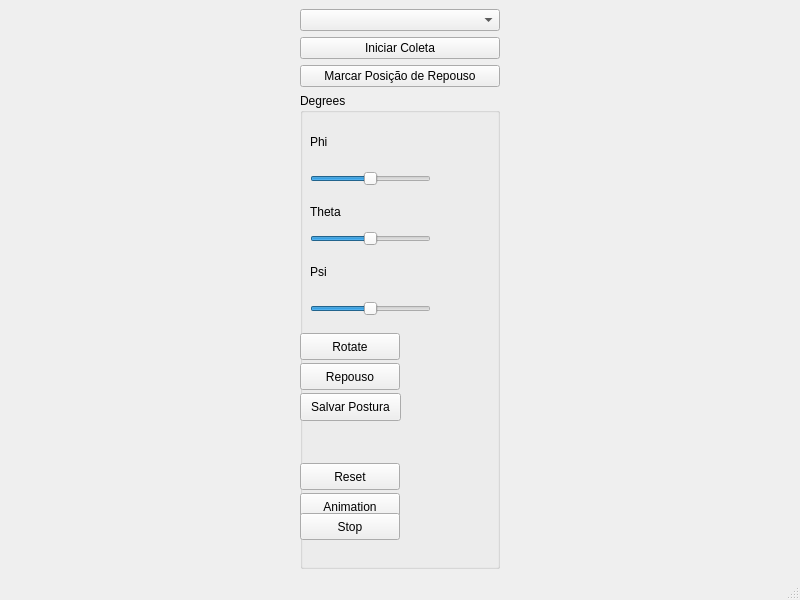
First picture: the form in Software/Python Framework/gui/mainwindow.ui, repository italogsfernandes/rastreamento-inercial, before the edit.
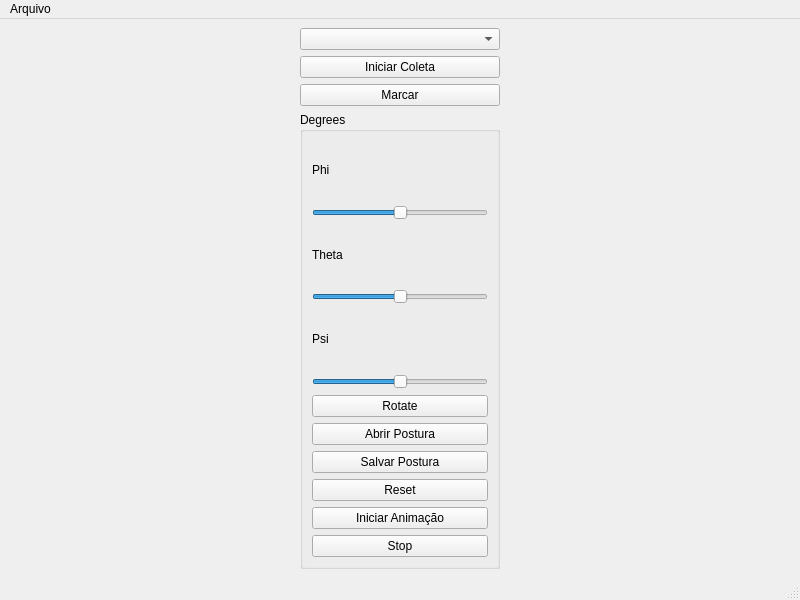
Second picture: the form after the edit.

```diff
--- a/Software/Python Framework/gui/mainwindow.ui
+++ b/Software/Python Framework/gui/mainwindow.ui
@@ -37,7 +37,7 @@
       <item>
        <widget class="QPushButton" name="btnMarcar">
         <property name="text">
-         <string>Marcar Posição de Repouso</string>
+         <string>Marcar</string>
         </property>
        </widget>
       </item>
@@ -52,92 +52,56 @@
         <property name="title">
          <string>Degrees</string>
         </property>
+        <layout class="QVBoxLayout" name="verticalLayout">
+         <item>
         <widget class="QLabel" name="lbPhi">
-         <property name="geometry">
-          <rect>
-           <x>10</x>
-           <y>40</y>
-           <width>67</width>
-           <height>17</height>
-          </rect>
-         </property>
          <property name="text">
           <string>Phi</string>
          </property>
         </widget>
+         </item>
+         <item>
+          <widget class="QSlider" name="slPhi">
+           <property name="minimum">
+            <number>-180</number>
+           </property>
+           <property name="maximum">
+            <number>180</number>
+           </property>
+           <property name="orientation">
+            <enum>Qt::Horizontal</enum>
+           </property>
+          </widget>
+         </item>
+         <item>
         <widget class="QLabel" name="lbTheta">
-         <property name="geometry">
-          <rect>
-           <x>10</x>
-           <y>110</y>
-           <width>121</width>
-           <height>17</height>
-          </rect>
-         </property>
          <property name="text">
           <string>Theta</string>
          </property>
         </widget>
+         </item>
+         <item>
+          <widget class="QSlider" name="slTheta">
+           <property name="minimum">
+            <number>-180</number>
+           </property>
+           <property name="maximum">
+            <number>180</number>
+           </property>
+           <property name="orientation">
+            <enum>Qt::Horizontal</enum>
+           </property>
+          </widget>
+         </item>
+         <item>
         <widget class="QLabel" name="lbPsi">
-         <property name="geometry">
-          <rect>
-           <x>10</x>
-           <y>170</y>
-           <width>67</width>
-           <height>17</height>
-          </rect>
-         </property>
          <property name="text">
           <string>Psi</string>
          </property>
         </widget>
-        <widget class="QSlider" name="slPhi">
-         <property name="geometry">
-          <rect>
-           <x>10</x>
-           <y>70</y>
-           <width>121</width>
-           <height>31</height>
-          </rect>
-         </property>
-         <property name="minimum">
-          <number>-180</number>
-         </property>
-         <property name="maximum">
-          <number>180</number>
-         </property>
-         <property name="orientation">
-          <enum>Qt::Horizontal</enum>
-         </property>
-        </widget>
-        <widget class="QSlider" name="slTheta">
-         <property name="geometry">
-          <rect>
-           <x>10</x>
-           <y>130</y>
-           <width>121</width>
-           <height>31</height>
-          </rect>
-         </property>
-         <property name="minimum">
-          <number>-180</number>
-         </property>
-         <property name="maximum">
-          <number>180</number>
-         </property>
-         <property name="orientation">
-          <enum>Qt::Horizontal</enum>
-         </property>
-        </widget>
+         </item>
+         <item>
         <widget class="QSlider" name="slPsi">
-         <property name="geometry">
-          <rect>
-           <x>10</x>
-           <y>200</y>
-           <width>121</width>
-           <height>31</height>
-          </rect>
-         </property>
          <property name="minimum">
           <number>-180</number>
          </property>
@@ -151,15 +115,9 @@
           <enum>Qt::Horizontal</enum>
          </property>
         </widget>
+         </item>
+         <item>
         <widget class="QPushButton" name="btnRotate">
-         <property name="geometry">
-          <rect>
-           <x>0</x>
-           <y>240</y>
-           <width>100</width>
-           <height>27</height>
-          </rect>
-         </property>
          <property name="maximumSize">
           <size>
            <width>200</width>
@@ -170,15 +128,29 @@
           <string>Rotate</string>
          </property>
         </widget>
+         </item>
+         <item>
+          <widget class="QPushButton" name="btnOpenPostura">
+           <property name="maximumSize">
+            <size>
+             <width>200</width>
+             <height>16777215</height>
+            </size>
+           </property>
+           <property name="text">
+            <string>Abrir Postura</string>
+           </property>
+          </widget>
+         </item>
+         <item>
+          <widget class="QPushButton" name="btnSavePostura">
+           <property name="text">
+            <string>Salvar Postura</string>
+           </property>
+          </widget>
+         </item>
+         <item>
         <widget class="QPushButton" name="btnReset">
-         <property name="geometry">
-          <rect>
-           <x>0</x>
-           <y>370</y>
-           <width>100</width>
-           <height>27</height>
-          </rect>
-         </property>
          <property name="maximumSize">
           <size>
            <width>200</width>
@@ -189,34 +161,9 @@
           <string>Reset</string>
          </property>
         </widget>
-        <widget class="QPushButton" name="btnStanding">
-         <property name="geometry">
-          <rect>
-           <x>0</x>
-           <y>270</y>
-           <width>100</width>
-           <height>27</height>
-          </rect>
-         </property>
-         <property name="maximumSize">
-          <size>
-           <width>200</width>
-           <height>16777215</height>
-          </size>
-         </property>
-         <property name="text">
-          <string>Repouso</string>
-         </property>
-        </widget>
+         </item>
+         <item>
         <widget class="QPushButton" name="btnAnimation">
-         <property name="geometry">
-          <rect>
-           <x>0</x>
-           <y>400</y>
-           <width>100</width>
-           <height>27</height>
-          </rect>
-         </property>
          <property name="maximumSize">
           <size>
            <width>200</width>
@@ -224,18 +171,12 @@
           </size>
          </property>
          <property name="text">
-          <string>Animation</string>
-         </property>
-        </widget>
+            <string>Iniciar Animação</string>
+           </property>
+          </widget>
+         </item>
+         <item>
         <widget class="QPushButton" name="btnStop">
-         <property name="geometry">
-          <rect>
-           <x>0</x>
-           <y>420</y>
-           <width>100</width>
-           <height>27</height>
-          </rect>
-         </property>
          <property name="maximumSize">
           <size>
            <width>200</width>
@@ -246,19 +187,8 @@
           <string>Stop</string>
          </property>
         </widget>
-        <widget class="QPushButton" name="btnSavePostura">
-         <property name="geometry">
-          <rect>
-           <x>0</x>
-           <y>300</y>
-           <width>101</width>
-           <height>28</height>
-          </rect>
-         </property>
-         <property name="text">
-          <string>Salvar Postura</string>
-         </property>
-        </widget>
+         </item>
+        </layout>
        </widget>
       </item>
      </layout>
@@ -277,6 +207,15 @@
      <height>28</height>
     </rect>
    </property>
+   <widget class="QMenu" name="menuArquivo">
+    <property name="title">
+     <string>Arquivo</string>
+    </property>
+    <addaction name="separator"/>
+    <addaction name="actionAbrir_Postura"/>
+    <addaction name="actionSalvar_Postura"/>
+   </widget>
+   <addaction name="menuArquivo"/>
   </widget>
   <widget class="QStatusBar" name="statusbar"/>
  </widget>
```
Left out of the diff: 10 changed lines with no effect on the pictures. Lines whose indentation alone changed are shown as unchanged.
